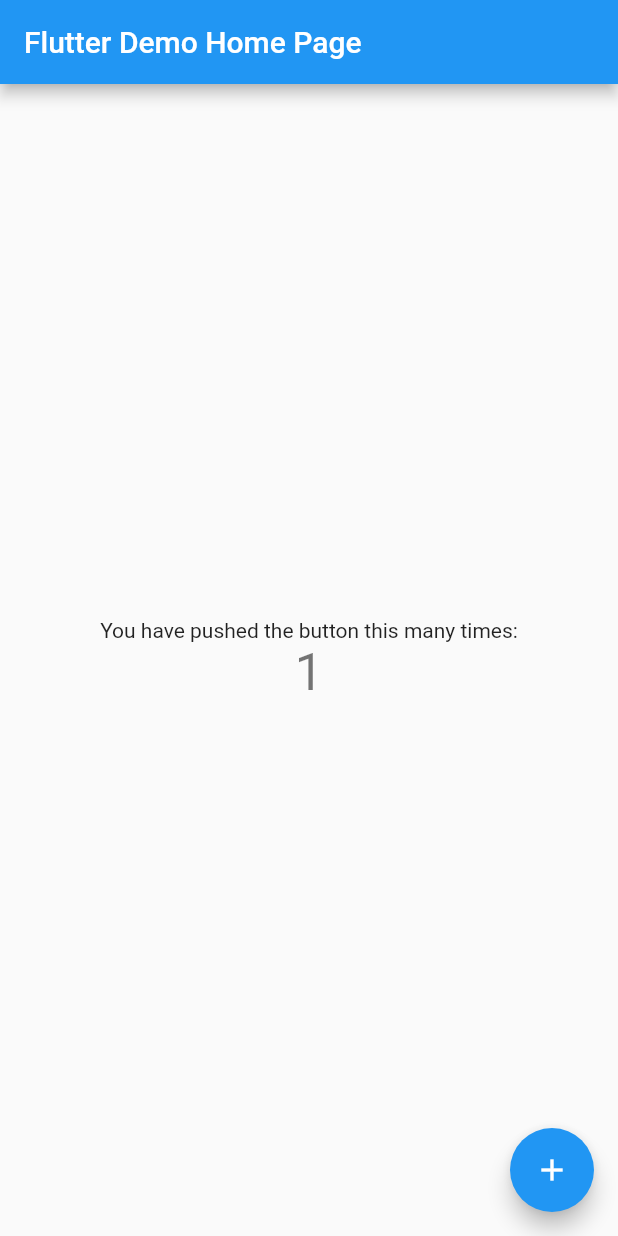
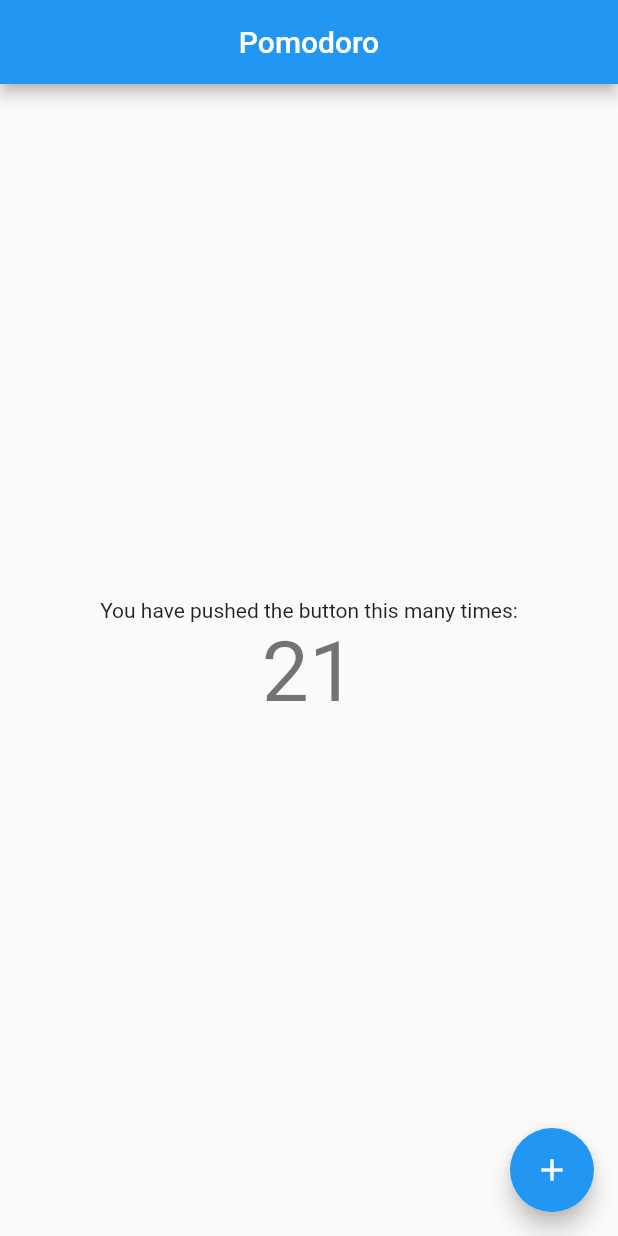
Before and after one commit to Luis020-hub/Pomodoro, a Flutter app: the screen it shows after launch, after a tap on the "add" icon, on a phone screen of 412 x 824 dp. Run offline on Flutter 3.47's test engine with Material 2 defaults, Android fonts, the phone set to English and light mode, and no system bars; our stand-ins replace flutter_mobx, mobx; generated files the repository leaves out were written again.

Commit message:
13/05/2023
- Testando o MobX

```diff
--- a/lib/main.dart
+++ b/lib/main.dart
@@ -1,4 +1,6 @@
 import 'package:flutter/material.dart';
+import 'package:flutter_mobx/flutter_mobx.dart';
+import 'package:pomodoro/store/contador.store.dart';
 
 void main() {
   runApp(const MyApp());
@@ -7,109 +9,52 @@ void main() {
 class MyApp extends StatelessWidget {
   const MyApp({super.key});
 
-  // This widget is the root of your application.
   @override
   Widget build(BuildContext context) {
     return MaterialApp(
       title: 'Flutter Demo',
+      debugShowCheckedModeBanner: false,
       theme: ThemeData(
-        // This is the theme of your application.
-        //
-        // Try running your application with "flutter run". You'll see the
-        // application has a blue toolbar. Then, without quitting the app, try
-        // changing the primarySwatch below to Colors.green and then invoke
-        // "hot reload" (press "r" in the console where you ran "flutter run",
-        // or simply save your changes to "hot reload" in a Flutter IDE).
-        // Notice that the counter didn't reset back to zero; the application
-        // is not restarted.
         primarySwatch: Colors.blue,
       ),
-      home: const MyHomePage(title: 'Flutter Demo Home Page'),
+      home: const HomePage(),
     );
   }
 }
 
-class MyHomePage extends StatefulWidget {
-  const MyHomePage({super.key, required this.title});
+final store = ContadorStore();
 
-  // This widget is the home page of your application. It is stateful, meaning
-  // that it has a State object (defined below) that contains fields that affect
-  // how it looks.
-
-  // This class is the configuration for the state. It holds the values (in this
-  // case the title) provided by the parent (in this case the App widget) and
-  // used by the build method of the State. Fields in a Widget subclass are
-  // always marked "final".
-
-  final String title;
-
-  @override
-  State<MyHomePage> createState() => _MyHomePageState();
-}
-
-class _MyHomePageState extends State<MyHomePage> {
-  int _counter = 0;
-
-  void _incrementCounter() {
-    setState(() {
-      // This call to setState tells the Flutter framework that something has
-      // changed in this State, which causes it to rerun the build method below
-      // so that the display can reflect the updated values. If we changed
-      // _counter without calling setState(), then the build method would not be
-      // called again, and so nothing would appear to happen.
-      _counter++;
-    });
-  }
+class HomePage extends StatelessWidget {
+  const HomePage({super.key});
 
   @override
   Widget build(BuildContext context) {
-    // This method is rerun every time setState is called, for instance as done
-    // by the _incrementCounter method above.
-    //
-    // The Flutter framework has been optimized to make rerunning build methods
-    // fast, so that you can just rebuild anything that needs updating rather
-    // than having to individually change instances of widgets.
     return Scaffold(
       appBar: AppBar(
-        // Here we take the value from the MyHomePage object that was created by
-        // the App.build method, and use it to set our appbar title.
-        title: Text(widget.title),
+        centerTitle: true,
+        title: const Text('Pomodoro'),
       ),
       body: Center(
-        // Center is a layout widget. It takes a single child and positions it
-        // in the middle of the parent.
         child: Column(
-          // Column is also a layout widget. It takes a list of children and
-          // arranges them vertically. By default, it sizes itself to fit its
-          // children horizontally, and tries to be as tall as its parent.
-          //
-          // Invoke "debug painting" (press "p" in the console, choose the
-          // "Toggle Debug Paint" action from the Flutter Inspector in Android
-          // Studio, or the "Toggle Debug Paint" command in Visual Studio Code)
-          // to see the wireframe for each widget.
-          //
-          // Column has various properties to control how it sizes itself and
-          // how it positions its children. Here we use mainAxisAlignment to
-          // center the children vertically; the main axis here is the vertical
-          // axis because Columns are vertical (the cross axis would be
-          // horizontal).
           mainAxisAlignment: MainAxisAlignment.center,
           children: <Widget>[
             const Text(
               'You have pushed the button this many times:',
             ),
-            Text(
-              '$_counter',
-              style: Theme.of(context).textTheme.headlineMedium,
+            Observer(
+              builder: (_) => Text(
+                '${store.contador}',
+                style: Theme.of(context).textTheme.displayMedium,
+              ),
             ),
           ],
         ),
       ),
       floatingActionButton: FloatingActionButton(
-        onPressed: _incrementCounter,
+        onPressed: store.incrementar,
         tooltip: 'Increment',
         child: const Icon(Icons.add),
-      ), // This trailing comma makes auto-formatting nicer for build methods.
+      ),
     );
   }
 }
--- /dev/null
+++ b/lib/store/contador.store.dart
@@ -0,0 +1,15 @@
+import 'package:mobx/mobx.dart';
+
+part 'contador.store.g.dart';
+
+class ContadorStore = _ContadorStore with _$ContadorStore;
+
+abstract class _ContadorStore with Store {
+  @observable
+  int contador = 20;
+
+  @action
+  void incrementar() {
+    contador++;
+  }
+}
```
Also changed, not shown: lib/store/contador.store.g.dart (added).
